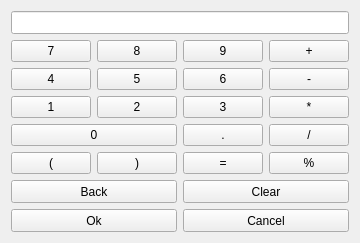
KDE/simon, file plugins/Commands/Calculator/calculatorwidget.ui: the form before one commit.
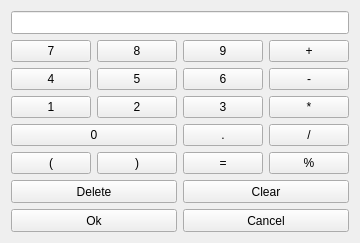
The form after the commit. Custom widgets are drawn as their Qt base class.

Commit message: Changing "back" to "delete" in the calculator plugin; Bugfixing the formated output of percent numbers. Updating the translations

Patch:
```diff
--- a/plugins/Commands/Calculator/calculatorwidget.ui
+++ b/plugins/Commands/Calculator/calculatorwidget.ui
@@ -280,7 +280,7 @@
         </sizepolicy>
        </property>
        <property name="text">
-        <string>Back</string>
+        <string>Delete</string>
        </property>
       </widget>
      </item>
```
The commit also changes 3 other files.
